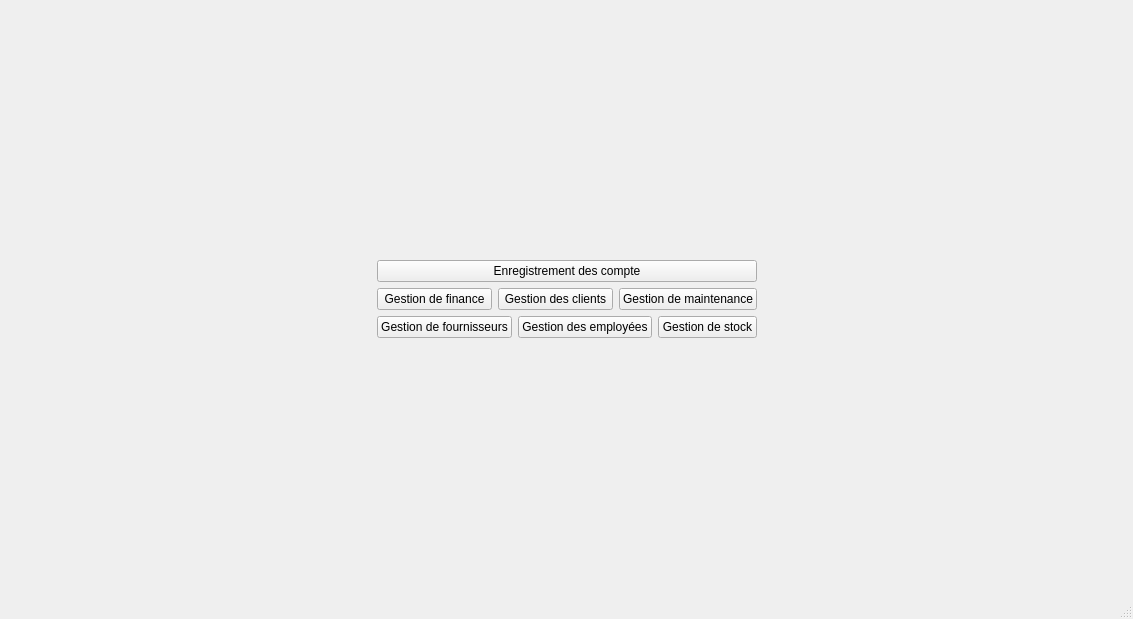
Khouini/Smart-Printing-Office-2A-Qt, file mainwindow.ui: the form before one commit.
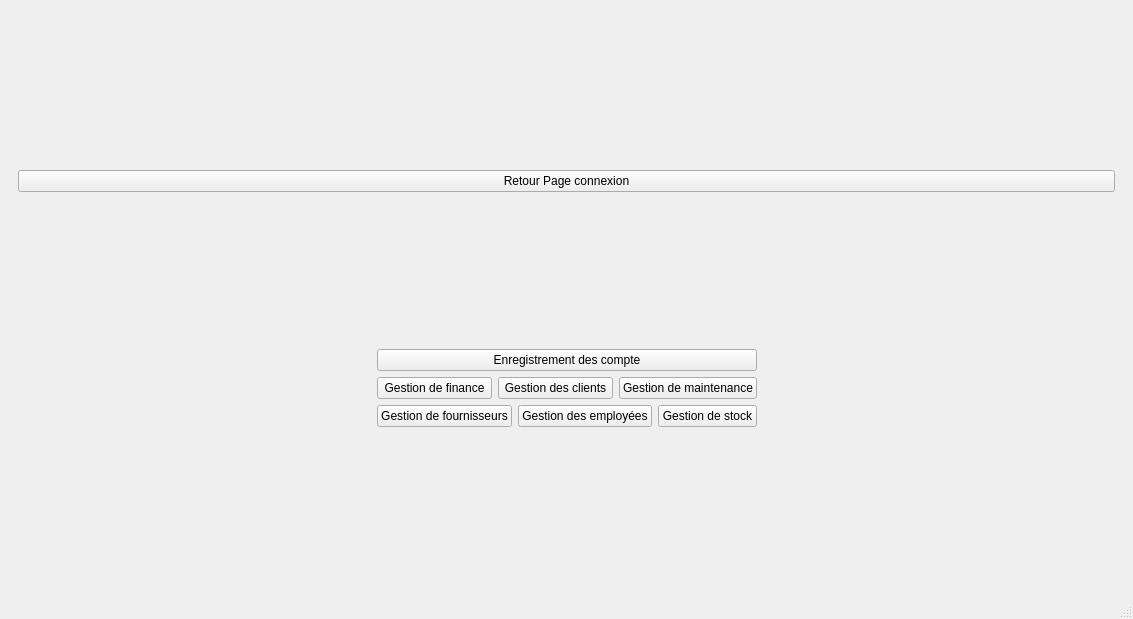
The form after the commit. The open tabs and pages were chosen to show the change.

Diff of the .ui file:
```diff
--- a/mainwindow.ui
+++ b/mainwindow.ui
@@ -252,6 +252,26 @@
             </property>
            </spacer>
           </item>
+          <item>
+           <widget class="QPushButton" name="pushButton_RetourPC22">
+            <property name="text">
+             <string>Retour Page connexion</string>
+            </property>
+           </widget>
+          </item>
+          <item>
+           <spacer name="verticalSpacer_4">
+            <property name="orientation">
+             <enum>Qt::Vertical</enum>
+            </property>
+            <property name="sizeHint" stdset="0">
+             <size>
+              <width>20</width>
+              <height>40</height>
+             </size>
+            </property>
+           </spacer>
+          </item>
           <item>
            <layout class="QHBoxLayout" name="horizontalLayout_23">
             <item>
```
Left out of the diff: 14 changed lines with no effect on the pictures.
